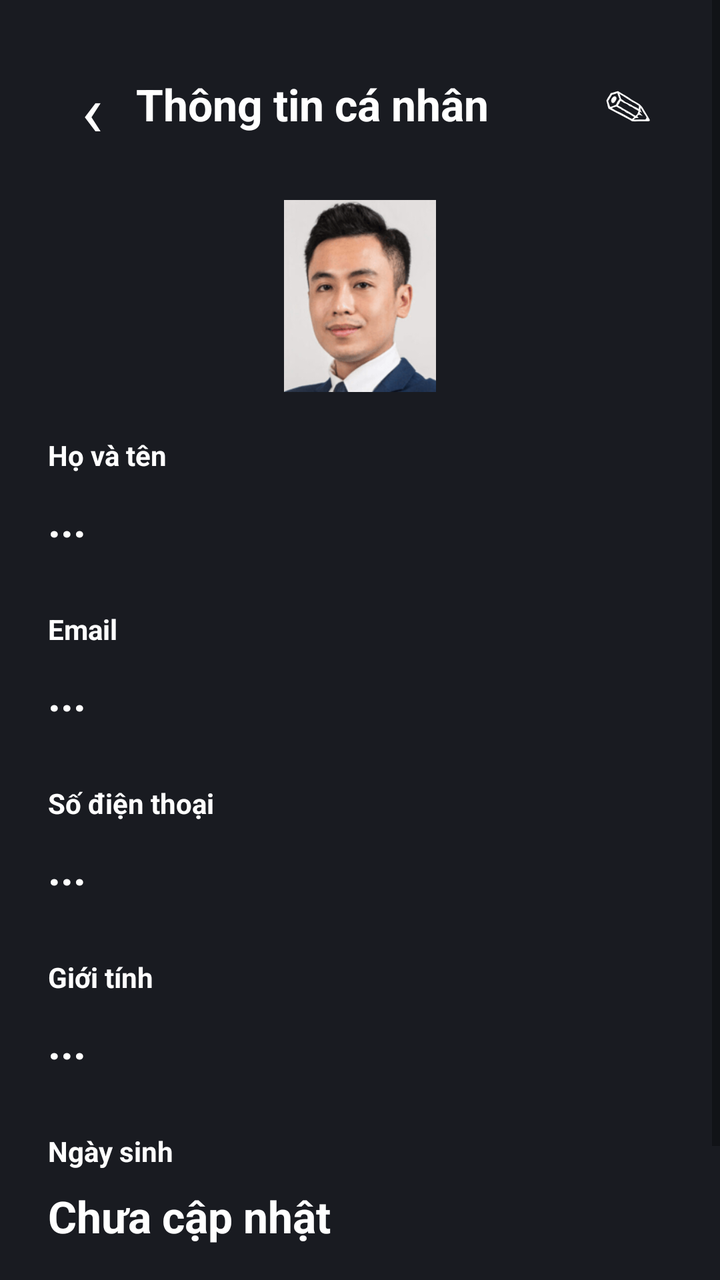
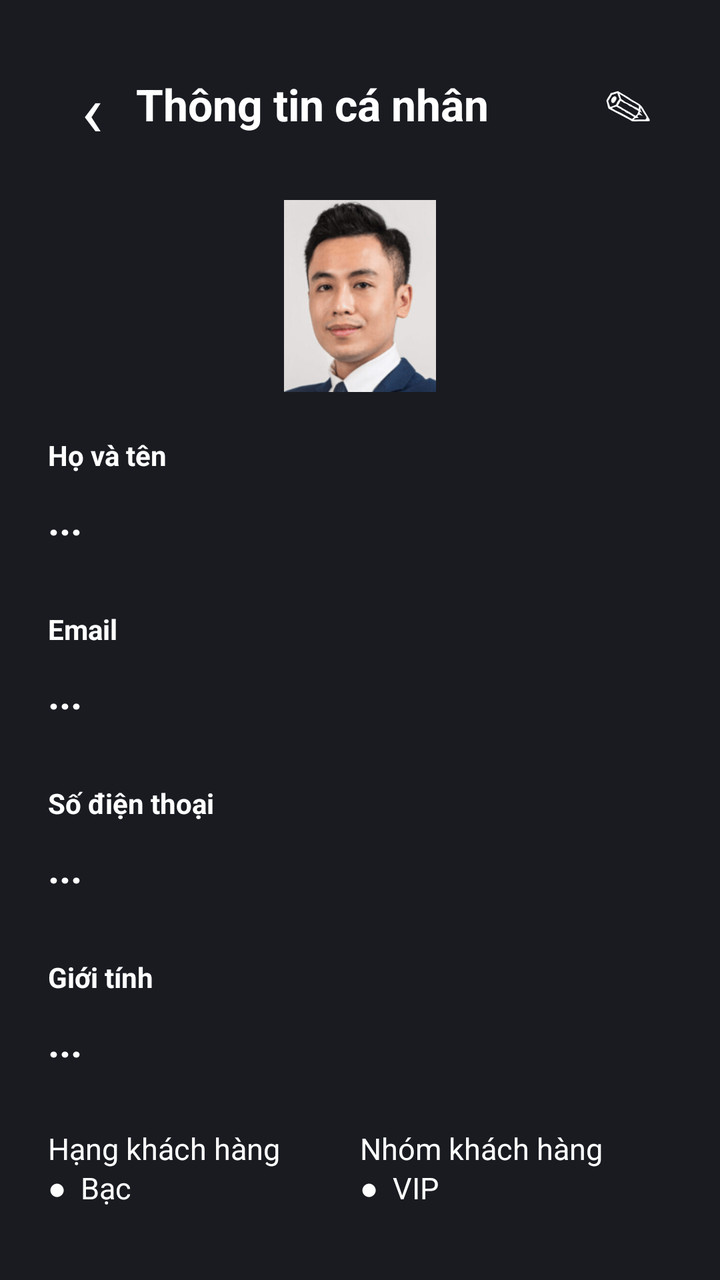

Before-and-after screenshots of an Android layout around one commit, followed by the original layout XML and the change that was made.
<!-- AndroidManifest.xml: application theme Theme.VoltApp -->
<!-- res/layout/activity_personal_info_account.xml -->
<?xml version="1.0" encoding="utf-8"?>
<FrameLayout xmlns:android="http://schemas.android.com/apk/res/android" android:layout_width="match_parent" android:layout_height="match_parent">
<ScrollView android:layout_width="match_parent" android:layout_height="match_parent" android:background="#191B21" android:fillViewport="true">
    <LinearLayout android:layout_width="match_parent" android:layout_height="wrap_content" android:orientation="vertical" android:padding="24dp" android:paddingTop="44dp">
        <LinearLayout android:layout_width="match_parent" android:layout_height="56dp" android:gravity="center_vertical" android:orientation="horizontal"><TextView android:id="@+id/btn_back_personal" android:layout_width="44dp" android:layout_height="44dp" android:gravity="center" android:text="‹" android:textColor="#FFFFFF" android:textSize="36sp"/><TextView android:layout_width="0dp" android:layout_height="wrap_content" android:layout_weight="1" android:text="Thông tin cá nhân" android:textColor="#FFFFFF" android:textSize="22sp" android:textStyle="bold"/><TextView android:id="@+id/btn_edit_personal" android:layout_width="44dp" android:layout_height="44dp" android:gravity="center" android:text="✎" android:textColor="#FFFFFF" android:textSize="24sp"/></LinearLayout>
        <ImageView android:layout_width="96dp" android:layout_height="96dp" android:layout_gravity="center_horizontal" android:layout_marginTop="20dp" android:src="@drawable/avatar"/>
        <TextView style="@style/InfoLabel" android:text="Họ và tên"/><TextView android:id="@+id/tv_name_personal" style="@style/InfoValue" android:text="..."/>
        <TextView style="@style/InfoLabel" android:text="Email"/><TextView android:id="@+id/tv_email_personal" style="@style/InfoValue" android:text="..."/>
        <TextView style="@style/InfoLabel" android:text="Số điện thoại"/><TextView android:id="@+id/tv_phone_personal" style="@style/InfoValue" android:text="..."/>
        <TextView style="@style/InfoLabel" android:text="Giới tính"/><TextView android:id="@+id/tv_gender_personal" style="@style/InfoValue" android:text="..."/>
        <TextView style="@style/InfoLabel" android:text="Ngày sinh"/><TextView style="@style/InfoValue" android:text="Chưa cập nhật"/>
        <LinearLayout android:layout_width="match_parent" android:layout_height="wrap_content" android:orientation="horizontal" android:layout_marginTop="20dp"><TextView android:layout_width="0dp" android:layout_weight="1" android:layout_height="wrap_content" android:text="Hạng khách hàng\n●  Bạc" android:textColor="#FFFFFF" android:textSize="15sp"/><TextView android:layout_width="0dp" android:layout_weight="1" android:layout_height="wrap_content" android:text="Nhóm khách hàng\n●  VIP" android:textColor="#FFFFFF" android:textSize="15sp"/></LinearLayout>
    </LinearLayout>
</ScrollView>
    <ProgressBar
        android:id="@+id/progress_bar_personal"
        android:layout_width="wrap_content"
        android:layout_height="wrap_content"
        android:layout_gravity="center"
        android:visibility="gone" />
</FrameLayout>
<!-- resources referenced by this layout -->
<resources>
  <!-- drawable avatar: png bitmap (drawable, 46887 bytes) -->
  <style name="InfoLabel"><item name="android:layout_width">match_parent</item><item name="android:layout_height">wrap_content</item><item name="android:layout_marginTop">22dp</item><item name="android:textColor">#FFFFFF</item><item name="android:textSize">14sp</item><item name="android:textStyle">bold</item></style>
  <style name="InfoValue"><item name="android:layout_width">match_parent</item><item name="android:layout_height">46dp</item><item name="android:gravity">center_vertical</item><item name="android:textColor">#FFFFFF</item><item name="android:textSize">22sp</item><item name="android:textStyle">bold</item></style>
  <style name="Theme.VoltApp" parent="Theme.MaterialComponents.DayNight.NoActionBar">
          <item name="colorPrimary">@color/XANH_NEON</item>
          <item name="colorPrimaryVariant">@color/XANH_NEON</item>
          <item name="colorOnPrimary">@color/white</item>
          <item name="android:statusBarColor">@color/DEN_NEN</item>
      </style>
  <color name="XANH_NEON">#00D261</color>
  <color name="white">#FFFFFFFF</color>
  <color name="DEN_NEN">#16181F</color>
</resources>

<!-- the commit's change to res/layout/activity_personal_info_account.xml (unified diff, before → after) -->
@@ -8,7 +8,7 @@
         <TextView style="@style/InfoLabel" android:text="Email"/><TextView android:id="@+id/tv_email_personal" style="@style/InfoValue" android:text="..."/>
         <TextView style="@style/InfoLabel" android:text="Số điện thoại"/><TextView android:id="@+id/tv_phone_personal" style="@style/InfoValue" android:text="..."/>
         <TextView style="@style/InfoLabel" android:text="Giới tính"/><TextView android:id="@+id/tv_gender_personal" style="@style/InfoValue" android:text="..."/>
-        <TextView style="@style/InfoLabel" android:text="Ngày sinh"/><TextView style="@style/InfoValue" android:text="Chưa cập nhật"/>
+
         <LinearLayout android:layout_width="match_parent" android:layout_height="wrap_content" android:orientation="horizontal" android:layout_marginTop="20dp"><TextView android:layout_width="0dp" android:layout_weight="1" android:layout_height="wrap_content" android:text="Hạng khách hàng\n●  Bạc" android:textColor="#FFFFFF" android:textSize="15sp"/><TextView android:layout_width="0dp" android:layout_weight="1" android:layout_height="wrap_content" android:text="Nhóm khách hàng\n●  VIP" android:textColor="#FFFFFF" android:textSize="15sp"/></LinearLayout>
     </LinearLayout>
 </ScrollView>
<!-- resource entries referenced after the edit -->
@@ -2,7 +2,7 @@
 <resources>
   <!-- drawable avatar: png bitmap (drawable, 46887 bytes) -->
   <style name="InfoLabel"><item name="android:layout_width">match_parent</item><item name="android:layout_height">wrap_content</item><item name="android:layout_marginTop">22dp</item><item name="android:textColor">#FFFFFF</item><item name="android:textSize">14sp</item><item name="android:textStyle">bold</item></style>
-  <style name="InfoValue"><item name="android:layout_width">match_parent</item><item name="android:layout_height">46dp</item><item name="android:gravity">center_vertical</item><item name="android:textColor">#FFFFFF</item><item name="android:textSize">22sp</item><item name="android:textStyle">bold</item></style>
+  <style name="InfoValue"><item name="android:layout_width">match_parent</item><item name="android:layout_height">wrap_content</item><item name="android:minHeight">46dp</item><item name="android:gravity">center_vertical</item><item name="android:textColor">#FFFFFF</item><item name="android:textSize">20sp</item><item name="android:textStyle">bold</item><item name="android:maxLines">1</item><item name="android:ellipsize">end</item></style>
   <style name="Theme.VoltApp" parent="Theme.MaterialComponents.DayNight.NoActionBar">
           <item name="colorPrimary">@color/XANH_NEON</item>
           <item name="colorPrimaryVariant">@color/XANH_NEON</item>
